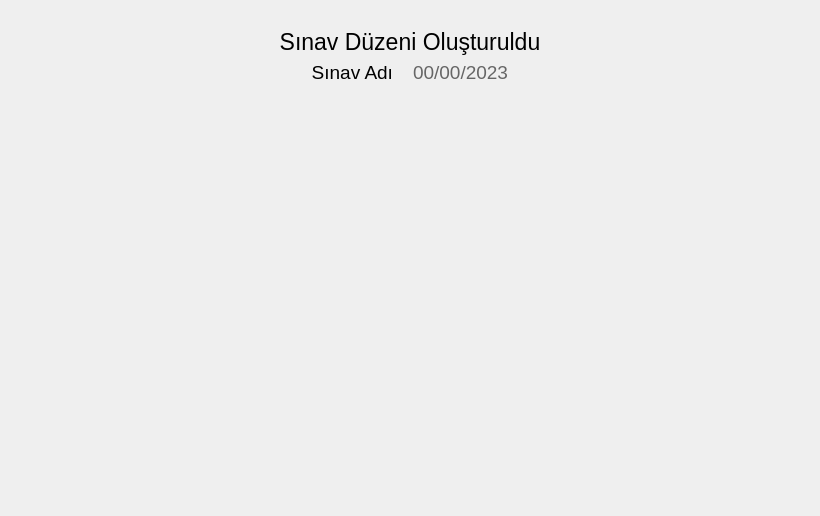
Qt form src/UI/SchemesUi/nsresultsui.ui (ikolomiko/ikooskar-qt) before a commit.
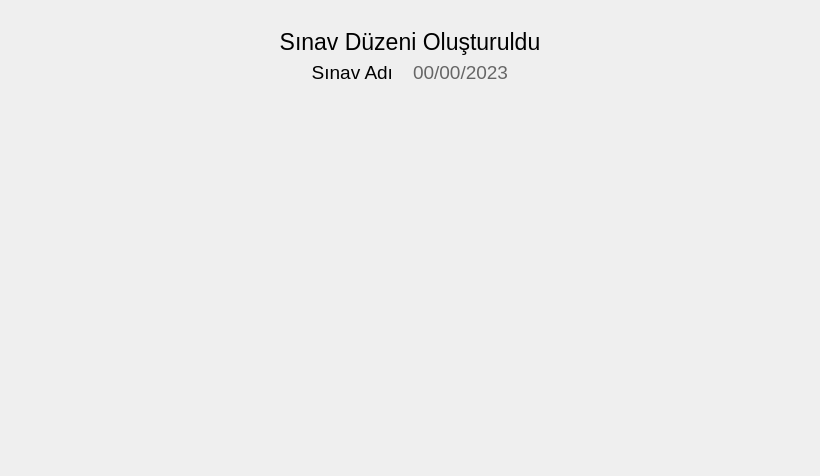
The same form after that commit.

Commit message: NSResultsUi: add option to remove titles & margins

What changed in the file:
```diff
--- a/src/UI/SchemesUi/nsresultsui.ui
+++ b/src/UI/SchemesUi/nsresultsui.ui
@@ -7,7 +7,7 @@
     <x>0</x>
     <y>0</y>
     <width>820</width>
-    <height>516</height>
+    <height>476</height>
    </rect>
   </property>
   <property name="windowTitle">
```
Left out of the diff: 2 changed lines with no effect on the pictures. The commit also changes 2 other files.
